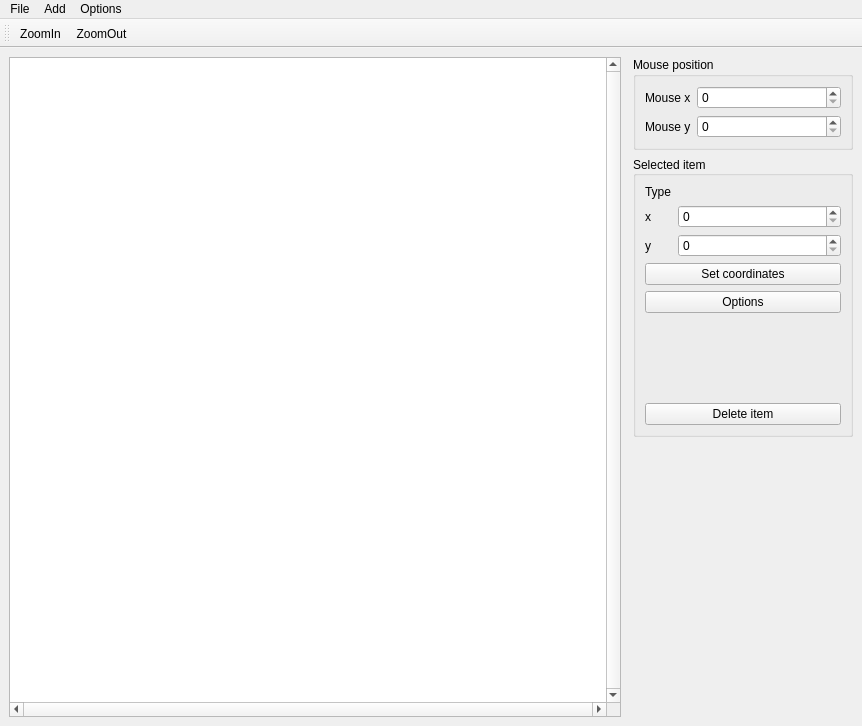
Old version of the form mainwindow.ui in the repository persidsky94/Init_data_redactor.
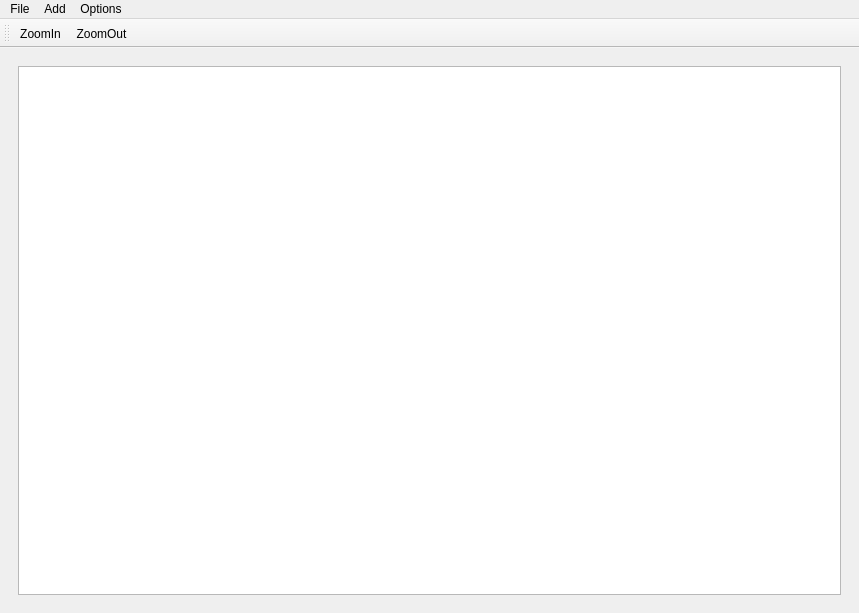
New version of the form.

Commit message: Make SourceItem work properly, comment other item types

What changed in the file:
```diff
--- a/mainwindow.ui
+++ b/mainwindow.ui
@@ -6,260 +6,23 @@
    <rect>
     <x>0</x>
     <y>0</y>
-    <width>862</width>
-    <height>726</height>
+    <width>859</width>
+    <height>613</height>
    </rect>
   </property>
   <property name="windowTitle">
    <string>Calculation</string>
   </property>
-  <widget class="QWidget" name="centralwidget">
-   <layout class="QVBoxLayout" name="verticalLayout_13">
+  <widget class="QWidget" name="centralWidget">
+   <layout class="QHBoxLayout" name="horizontalLayout_2">
     <item>
-     <layout class="QHBoxLayout" name="horizontalLayout" stretch="100,1,0">
-      <item>
-       <layout class="QVBoxLayout" name="verticalLayout_12" stretch="1,0">
-        <item>
-         <widget class="QGraphicsView" name="graphicsView">
-          <property name="sizePolicy">
-           <sizepolicy hsizetype="Expanding" vsizetype="Expanding">
-            <horstretch>0</horstretch>
-            <verstretch>0</verstretch>
-           </sizepolicy>
-          </property>
-          <property name="maximumSize">
-           <size>
-            <width>1000</width>
-            <height>1000</height>
-           </size>
-          </property>
-          <property name="verticalScrollBarPolicy">
-           <enum>Qt::ScrollBarAlwaysOn</enum>
-          </property>
-          <property name="horizontalScrollBarPolicy">
-           <enum>Qt::ScrollBarAlwaysOn</enum>
-          </property>
-          <property name="alignment">
-           <set>Qt::AlignLeading|Qt::AlignLeft|Qt::AlignTop</set>
-          </property>
-          <property name="renderHints">
-           <set>QPainter::Antialiasing|QPainter::TextAntialiasing</set>
-          </property>
-          <property name="cacheMode">
-           <set>QGraphicsView::CacheBackground</set>
-          </property>
-          <property name="viewportUpdateMode">
-           <enum>QGraphicsView::FullViewportUpdate</enum>
-          </property>
-         </widget>
-        </item>
-        <item>
-         <spacer name="verticalSpacer_2">
-          <property name="orientation">
-           <enum>Qt::Vertical</enum>
-          </property>
-          <property name="sizeHint" stdset="0">
-           <size>
-            <width>0</width>
-            <height>0</height>
-           </size>
-          </property>
-         </spacer>
-        </item>
-       </layout>
-      </item>
-      <item>
-       <spacer name="horizontalSpacer">
-        <property name="orientation">
-         <enum>Qt::Horizontal</enum>
-        </property>
-        <property name="sizeHint" stdset="0">
-         <size>
-          <width>0</width>
-          <height>0</height>
-         </size>
-        </property>
-       </spacer>
-      </item>
-      <item>
-       <layout class="QVBoxLayout" name="verticalLayout">
-        <item>
-         <widget class="QGroupBox" name="groupBox">
-          <property name="minimumSize">
-           <size>
-            <width>220</width>
-            <height>0</height>
-           </size>
-          </property>
-          <property name="maximumSize">
-           <size>
-            <width>220</width>
-            <height>16777215</height>
-           </size>
-          </property>
-          <property name="title">
-           <string>Mouse position</string>
-          </property>
-          <layout class="QVBoxLayout" name="verticalLayout_7">
-           <item>
-            <layout class="QVBoxLayout" name="verticalLayout_6">
-             <item>
-              <layout class="QFormLayout" name="formLayout">
-               <item row="0" column="0">
-                <widget class="QLabel" name="mousexLabel">
-                 <property name="text">
-                  <string>Mouse x</string>
-                 </property>
-                </widget>
-               </item>
-               <item row="1" column="0">
-                <widget class="QLabel" name="mouseyLabel">
-                 <property name="text">
-                  <string>Mouse y</string>
-                 </property>
-                </widget>
-               </item>
-               <item row="0" column="1">
-                <widget class="QSpinBox" name="mousex"/>
-               </item>
-               <item row="1" column="1">
-                <widget class="QSpinBox" name="mousey"/>
-               </item>
-              </layout>
-             </item>
-            </layout>
-           </item>
-          </layout>
-         </widget>
-        </item>
-        <item>
-         <widget class="QGroupBox" name="selectionGroupBox">
-          <property name="sizePolicy">
-           <sizepolicy hsizetype="Preferred" vsizetype="Preferred">
-            <horstretch>0</horstretch>
-            <verstretch>0</verstretch>
-           </sizepolicy>
-          </property>
-          <property name="maximumSize">
-           <size>
-            <width>220</width>
-            <height>16777215</height>
-           </size>
-          </property>
-          <property name="title">
-           <string>Selected item</string>
-          </property>
-          <property name="alignment">
-           <set>Qt::AlignLeading|Qt::AlignLeft|Qt::AlignVCenter</set>
-          </property>
-          <layout class="QVBoxLayout" name="verticalLayout_5">
-           <item>
-            <layout class="QVBoxLayout" name="verticalLayout_4">
-             <item>
-              <layout class="QFormLayout" name="formLayout_2">
-               <item row="0" column="0">
-                <widget class="QLabel" name="typeLabel">
-                 <property name="text">
-                  <string>Type</string>
-                 </property>
-                </widget>
-               </item>
-               <item row="0" column="1">
-                <widget class="QLabel" name="type">
-                 <property name="minimumSize">
-                  <size>
-                   <width>50</width>
-                   <height>0</height>
-                  </size>
-                 </property>
-                 <property name="baseSize">
-                  <size>
-                   <width>50</width>
-                   <height>0</height>
-                  </size>
-                 </property>
-                 <property name="text">
-                  <string/>
-                 </property>
-                </widget>
-               </item>
-               <item row="1" column="0">
-                <widget class="QLabel" name="xLabel">
-                 <property name="text">
-                  <string>x</string>
-                 </property>
-                </widget>
-               </item>
-               <item row="1" column="1">
-                <widget class="QSpinBox" name="xBox"/>
-               </item>
-               <item row="2" column="0">
-                <widget class="QLabel" name="yLabel">
-                 <property name="text">
-                  <string>y</string>
-                 </property>
-                </widget>
-               </item>
-               <item row="2" column="1">
-                <widget class="QSpinBox" name="yBox"/>
-               </item>
-              </layout>
-             </item>
-             <item>
-              <widget class="QPushButton" name="setItemCoordinatesButton">
-               <property name="text">
-                <string>Set coordinates</string>
-               </property>
-              </widget>
-             </item>
-             <item>
-              <widget class="QPushButton" name="itemOptionsButton">
-               <property name="text">
-                <string>Options</string>
-               </property>
-              </widget>
-             </item>
-             <item>
-              <spacer name="verticalSpacer_3">
-               <property name="orientation">
-                <enum>Qt::Vertical</enum>
-               </property>
-               <property name="sizeHint" stdset="0">
-                <size>
-                 <width>20</width>
-                 <height>20</height>
-                </size>
-               </property>
-              </spacer>
-             </item>
-             <item>
-              <widget class="QPushButton" name="deleteItemButton">
-               <property name="text">
-                <string>Delete item</string>
-               </property>
-              </widget>
-             </item>
-            </layout>
-           </item>
-          </layout>
-         </widget>
-        </item>
-        <item>
-         <spacer name="verticalSpacer">
-          <property name="orientation">
-           <enum>Qt::Vertical</enum>
-          </property>
-          <property name="sizeHint" stdset="0">
-           <size>
-            <width>20</width>
-            <height>40</height>
-           </size>
-          </property>
-         </spacer>
-        </item>
-       </layout>
-      </item>
-     </layout>
+     <widget class="QWidget" name="sceneWidget" native="true">
+      <layout class="QHBoxLayout" name="horizontalLayout">
+       <item>
+        <widget class="QGraphicsView" name="graphicsView"/>
+       </item>
+      </layout>
+     </widget>
     </item>
    </layout>
   </widget>
@@ -268,8 +31,8 @@
     <rect>
      <x>0</x>
      <y>0</y>
-     <width>862</width>
-     <height>24</height>
+     <width>859</width>
+     <height>26</height>
     </rect>
    </property>
    <widget class="QMenu" name="menuAdd_2">
```
The commit also changes 39 other files.
